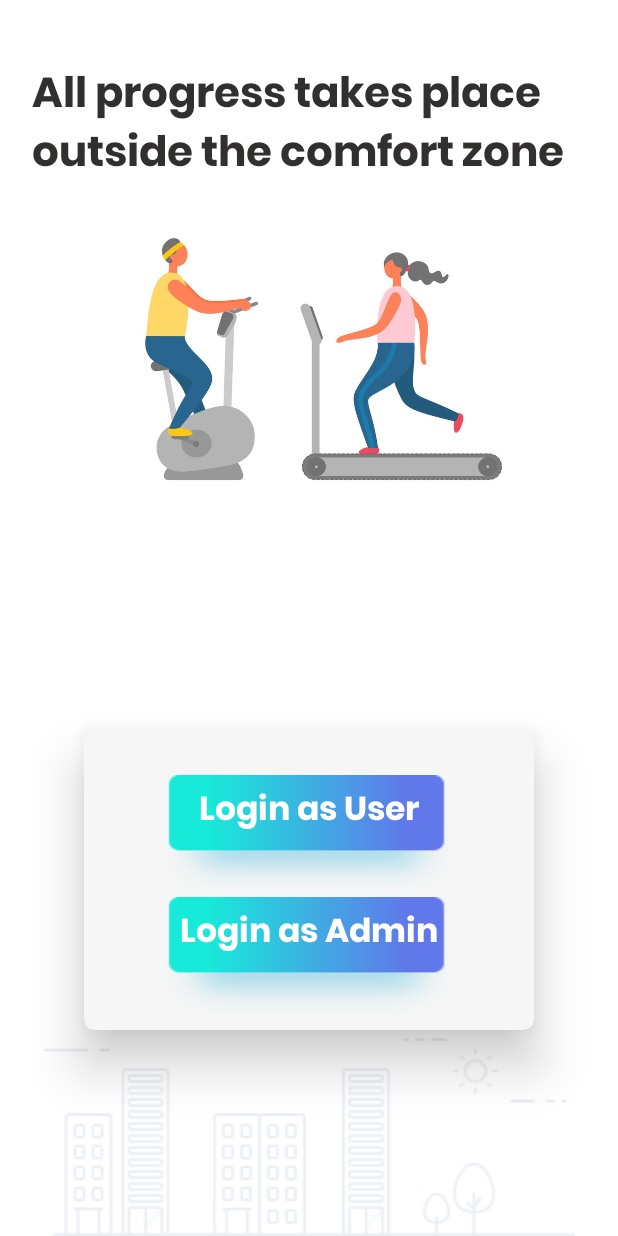
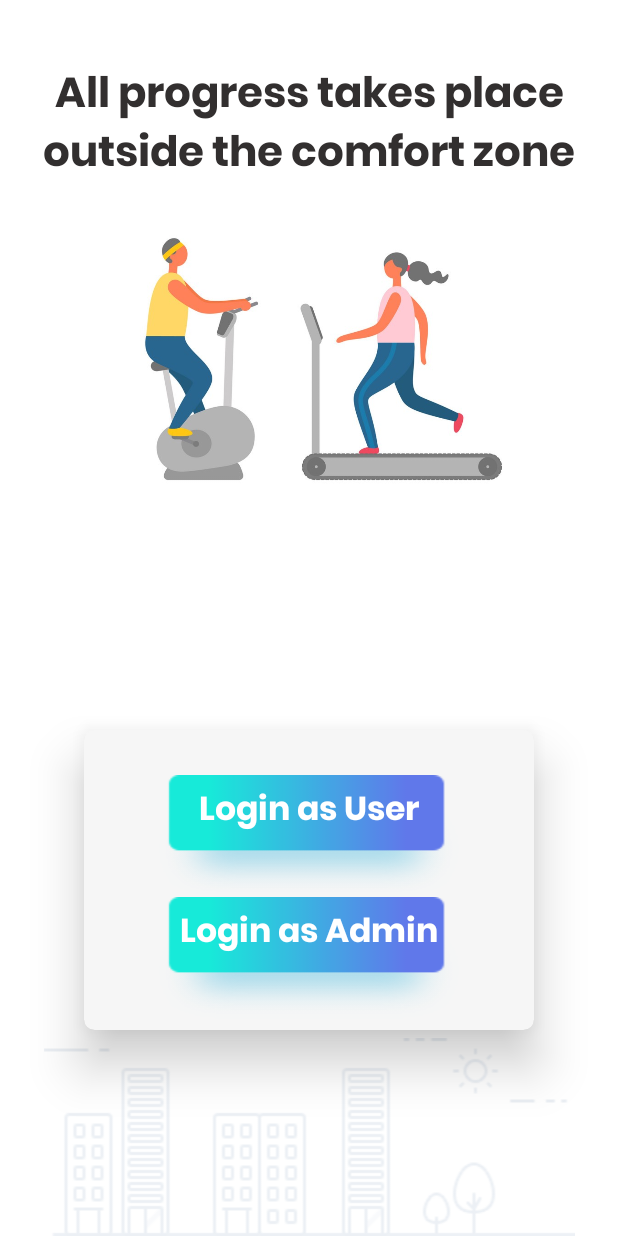
Before and after one commit to singhharshit640/GymManagement, an Android app: the screen it shows after launch (MainActivity), on a phone screen of 412 x 824 dp. Run offline under Robolectric (Android 15) with nearby library versions, the phone set to English and light mode, and no system bars.

Commit message:
frontEnd Completed

```diff
--- a/app/src/main/res/layout/activity_add_user_detail.xml
+++ b/app/src/main/res/layout/activity_add_user_detail.xml
@@ -66,7 +66,7 @@
                     android:layout_gravity=""
                     android:textSize="18sp"
                     android:background="@color/white"
-                    android:fontFamily="@font/poppinsmedium"
+                    android:fontFamily="@fon000t/poppinsmedium"
                     android:layout_width="match_parent"
                     android:layout_height="match_parent">
 
--- a/app/src/main/res/layout/activity_main.xml
+++ b/app/src/main/res/layout/activity_main.xml
@@ -5,11 +5,15 @@
     android:layout_width="match_parent"
     android:layout_height="match_parent"
     android:background="@color/white"
-    tools:context=".MainActivity">
+    tools:context=".MainActivity"
+    >
 
     <TextView
         android:id="@+id/textView"
-        android:layout_width="368dp"
+        android:layout_width="match_parent"
+        android:textAlignment="center"
+        android:paddingLeft="20dp"
+        android:paddingRight="20dp"
         android:layout_height="80dp"
         android:layout_marginTop="40dp"
         android:fontFamily="@font/poppinsbold"
--- a/build.gradle
+++ b/build.gradle
@@ -5,7 +5,7 @@ buildscript {
         jcenter()
     }
     dependencies {
-        classpath "com.android.tools.build:gradle:4.0.0"
+        classpath "com.android.tools.build:gradle:3.4.2"
 
         // NOTE: Do not place your application dependencies here; they belong
         // in the individual module build.gradle files
```
Also changed, not shown: gradle/wrapper/gradle-wrapper.properties.
